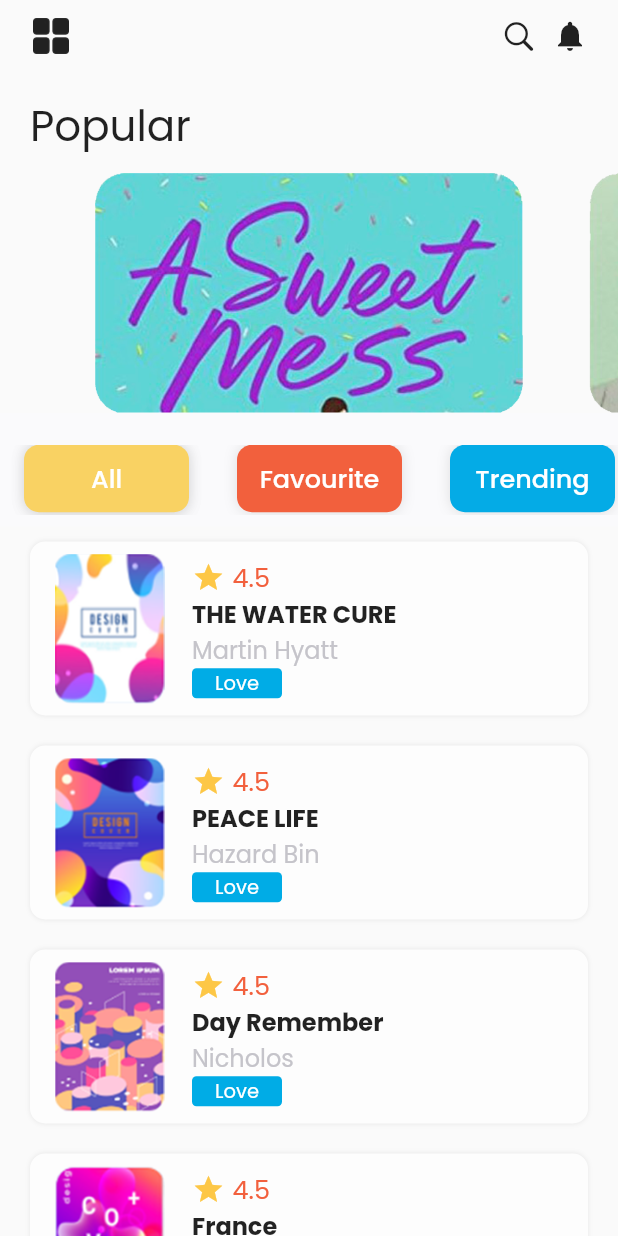
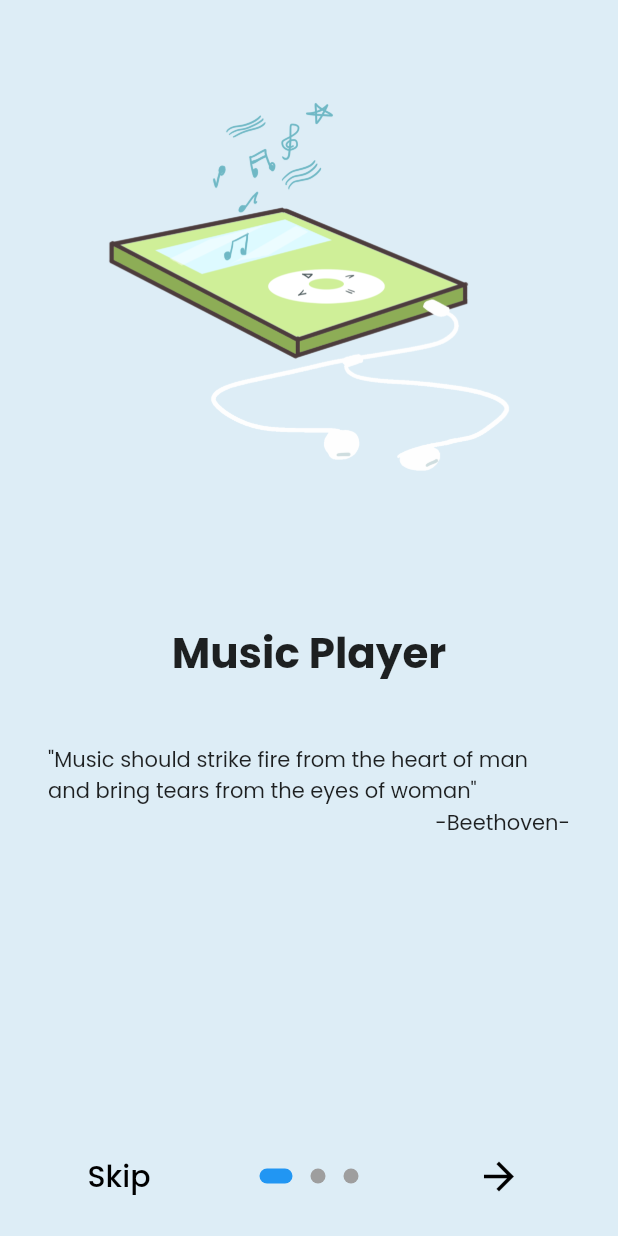
Before and after one commit to IncognitoTabs/multimedia_app, a Flutter app: the screen it shows after launch, on a phone screen of 412 x 824 dp. Run offline on Flutter 3.47's test engine with Material 2 defaults, Android fonts, the phone set to English and light mode, and no system bars; drawn by our look-alikes of introduction_screen; our stand-ins replace audioplayers, google_fonts, velocity_x.

Commit message:
Create onboarding_page.dart, loaded A splash screen and change app icon

```diff
--- a/lib/main.dart
+++ b/lib/main.dart
@@ -3,6 +3,7 @@ import 'package:flutter/services.dart';
 import 'package:google_fonts/google_fonts.dart';
 import 'package:multimedia_app/pages/detail_audio_page.dart';
 import 'package:multimedia_app/pages/audio_page.dart';
+import 'package:multimedia_app/pages/onboarding_page.dart';
 import 'package:multimedia_app/pages/radio_page.dart';
 import 'package:multimedia_app/utils/app_colors.dart' as AppColors;
 
@@ -35,7 +36,7 @@ class MyApp extends StatelessWidget {
         // is not restarted.
         fontFamily: GoogleFonts.poppins().fontFamily,
       ),
-      home: const MyAudioPage(),
+      home: const OnBoardingPage(),
     );
   }
 }
--- a/lib/pages/audio_page.dart
+++ b/lib/pages/audio_page.dart
@@ -2,6 +2,7 @@ import 'dart:convert';
 
 import 'package:flutter/cupertino.dart';
 import 'package:multimedia_app/pages/detail_audio_page.dart';
+import 'package:multimedia_app/pages/onboarding_page.dart';
 import 'package:multimedia_app/pages/radio_page.dart';
 import 'package:multimedia_app/utils/app_colors.dart' as AppColors;
 import 'package:multimedia_app/utils/app_param.dart' as AppParams;
@@ -299,12 +300,12 @@ class NavigationDrawer extends StatelessWidget {
   Widget buildHeader(BuildContext context) {
     return Container(
       padding: EdgeInsets.only(top: 24 + MediaQuery.of(context).padding.top, bottom: 24),
-      color: AppColors.menu3Color,
+      color: AppColors.menu3Color.withOpacity(.7),
       child: Column(
         children: const [
           CircleAvatar(
             radius: 50,
-            backgroundImage: NetworkImage('https://bitly.com.vn/mq9b9m'),
+            backgroundImage: NetworkImage(AppParams.avatarUrl),
           ),
           SizedBox(height: 12,),
           Text(
@@ -336,7 +337,10 @@ class NavigationDrawer extends StatelessWidget {
             leading: const Icon(Icons.home_outlined),
             title: const Text('Home'),
             onTap: (){
-
+              Navigator.of(context).pushReplacement(
+                  MaterialPageRoute(builder: (context) => const OnBoardingPage()
+                  )
+              );
             },
           ),
           ListTile(
--- /dev/null
+++ b/lib/pages/onboarding_page.dart
@@ -0,0 +1,152 @@
+import 'package:flutter/material.dart';
+import 'package:introduction_screen/introduction_screen.dart';
+import 'package:multimedia_app/pages/audio_page.dart';
+import 'package:multimedia_app/pages/radio_page.dart';
+import 'package:multimedia_app/utils/app_colors.dart' as AppColors;
+import 'package:multimedia_app/utils/app_param.dart' as AppParams;
+
+class OnBoardingPage extends StatelessWidget {
+  const OnBoardingPage({Key? key}) : super(key: key);
+
+  @override
+  Widget build(BuildContext context) {
+    return SafeArea(
+        child: IntroductionScreen(
+          pages: [
+            PageViewModel(
+              title: 'Music Player',
+              bodyWidget: Column(
+                children: [
+                  Row(
+                    mainAxisAlignment: MainAxisAlignment.center,
+                    children: const [
+                      Flexible(
+                          child: Text('"Music should strike fire from the heart of man and bring tears from the eyes of woman"',),
+                      )
+                    ],
+                  ),
+                  Row(
+                    mainAxisAlignment: MainAxisAlignment.end,
+                    children: const [
+                      Text('-Beethoven-'),
+                    ],
+                  ),
+                ],
+              ),
+              image: buildImage('assets/img/music_player.png'),
+              decoration: getDecoration(),
+            ),
+            PageViewModel(
+              title: 'Radio FM',
+              bodyWidget: Column(
+                children: [
+                  Row(
+                    mainAxisAlignment: MainAxisAlignment.center,
+                    children: const [
+                      Flexible(
+                        child: Text('"It is not true I had nothing on, I had the radio on"'),
+                      )
+                    ],
+                  ),
+                  Row(
+                    mainAxisAlignment: MainAxisAlignment.end,
+                    children: const [
+                      Text('-Marilyn Monroe-'),
+                    ],
+                  ),
+                ],
+              ),
+              image: buildImage('assets/img/radio.png'),
+              decoration: getDecoration(),
+            ),
+            PageViewModel(
+              title: 'Voice Assistant',
+              bodyWidget: Column(
+                children: [
+                  Row(
+                    mainAxisAlignment: MainAxisAlignment.center,
+                    children: const [
+                      Flexible(
+                        child: Text('"AI Goes Above and Beyond Our Human Intelligence"'),
+                      )
+                    ],
+                  ),
+                  Row(
+                    mainAxisAlignment: MainAxisAlignment.end,
+                    children: const [
+                      Text('-Eliezer Yudkowsky, AI Researcher-'),
+                    ],
+                  ),
+                ],
+              ),
+              image: buildImage('assets/img/voice_assistant.png'),
+              decoration: getDecoration(),
+            ),
+          ],
+          done: const Text(
+            'Start',
+            style: TextStyle(
+              fontWeight: FontWeight.bold,
+              fontSize: 24,
+              color: Colors.black
+            ),
+          ),
+          onDone: (){ goToHome(context);},
+          showSkipButton: true,
+          skip: const Text('Skip',
+            style: TextStyle(
+                fontSize: 20,
+                color: Colors.black
+            ),
+          ),
+          next: const Icon(
+            Icons.arrow_forward,
+            size: 30,
+            color: Colors.black,
+          ),
+          dotsDecorator: getDosDecoration(),
+          animationDuration: 500,
+          onSkip: (){ goToHome(context);},
+          globalBackgroundColor: AppColors.onBoardingBackground,
+        )
+    );
+  }
+
+  Widget buildImage(String path) {
+    return Center(
+      child: Image.asset(path, width: AppParams.imageOnBoardingWidth)
+    );
+  }
+
+  PageDecoration getDecoration() {
+    return PageDecoration(
+      titleTextStyle: const TextStyle(
+        fontSize: 28,
+        fontWeight: FontWeight.bold
+      ),
+      bodyTextStyle: const TextStyle(
+        fontSize: 24,
+      ),
+      descriptionPadding: const EdgeInsets.all(16).copyWith(bottom: 0),
+      imagePadding: const EdgeInsets.all(24),
+      pageColor: AppColors.onBoardingBackground
+    );
+  }
+
+  DotsDecorator getDosDecoration() {
+    return DotsDecorator(
+      size: const Size(10,10),
+      activeSize: const Size(22,10),
+      activeShape: RoundedRectangleBorder(
+        borderRadius: BorderRadius.circular(20),
+      )
+    );
+  }
+
+  void goToHome(BuildContext context) {
+    Navigator.of(context).pushReplacement(
+        MaterialPageRoute(builder: (context) => const MyAudioPage()
+        )
+    );
+  }
+}
--- a/lib/utils/app_colors.dart
+++ b/lib/utils/app_colors.dart
@@ -9,6 +9,7 @@ final Color tabBarViewColor = Color(0xFFfdfdfd);
 final Color starColor = Color(0xFFfdc746);
 final Color subTitleText = Color(0xFFc5c4ca);
 final Color loveColor= Color(0xFF00ace6);
-final Color audioBluishBackground = Color(0xFfdee7fa);
+final Color audioBluishBackground = Color(0xffdee7fa);
+final Color onBoardingBackground = Color(0xfdddedf6);
 final Color audioBlueBackground = Color(0xFF04abe7);
 final Color audioGreyBackground = Color(0xFFf2f2f2);
--- a/lib/utils/app_param.dart
+++ b/lib/utils/app_param.dart
@@ -1,4 +1,6 @@
 const double swiperHeight = 160.0;
 const double buttonHeight = 45.0;
 const double buttonWidth = 110.0;
+const double imageOnBoardingWidth = 350.0;
 const double imageContainerSize = 130.0;
+const String avatarUrl = 'https://lh3.googleusercontent.com/pw/AM-JKLVpURT79iwiD1sPc8Tw3RjIdQQSQPxBJiB9lmsjAqIZ-dg-bMMoZBZR-OkdTp1-BSW26aqZrYEXPaMNlpH2iNLS1NlTnyoVg1-F3iDB4euANSbYzO39frc7W4ra_MAxT2-uFsB65uyXHwzxEFv83YJK=w500-h666-no?authuser=0';
--- a/pubspec.yaml
+++ b/pubspec.yaml
@@ -32,6 +32,7 @@ dependencies:
   audioplayers: ^0.18.0
   google_fonts: ^2.1.1
   velocity_x: ^3.0.0
+  introduction_screen: ^2.0.0
 
   # The following adds the Cupertino Icons font to your application.
   # Use with the CupertinoIcons class for iOS style icons.
```
Also changed, not shown: assets/img/music_player.png (added), assets/img/radio.png (added), assets/img/voice_assistant.png (added), pubspec.lock, 11 other files.
